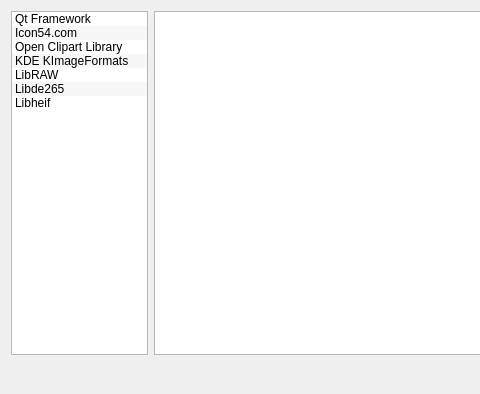
The window that src/ui/forms/AboutComponentsDialog.ui (vookimedlo/vooki-image-viewer) describes before a commit, drawn with Qt 5; both pictures show x 0 to 480 and y 0 to 394 of the 852 by 394 pixel window.
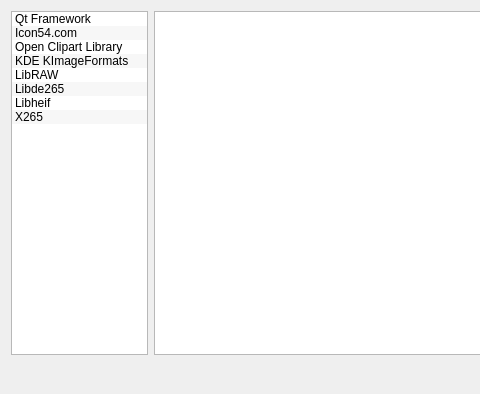
The same window after the commit. Icons and pictures are not drawn.

What changed in the file:
```diff
--- a/src/ui/forms/AboutComponentsDialog.ui
+++ b/src/ui/forms/AboutComponentsDialog.ui
@@ -69,6 +69,11 @@
          <string>Libheif</string>
         </property>
        </item>
+       <item>
+        <property name="text">
+         <string>X265</string>
+        </property>
+       </item>
       </widget>
      </item>
      <item>
```
Left out of the diff: 5 changed lines with no effect on the pictures.
